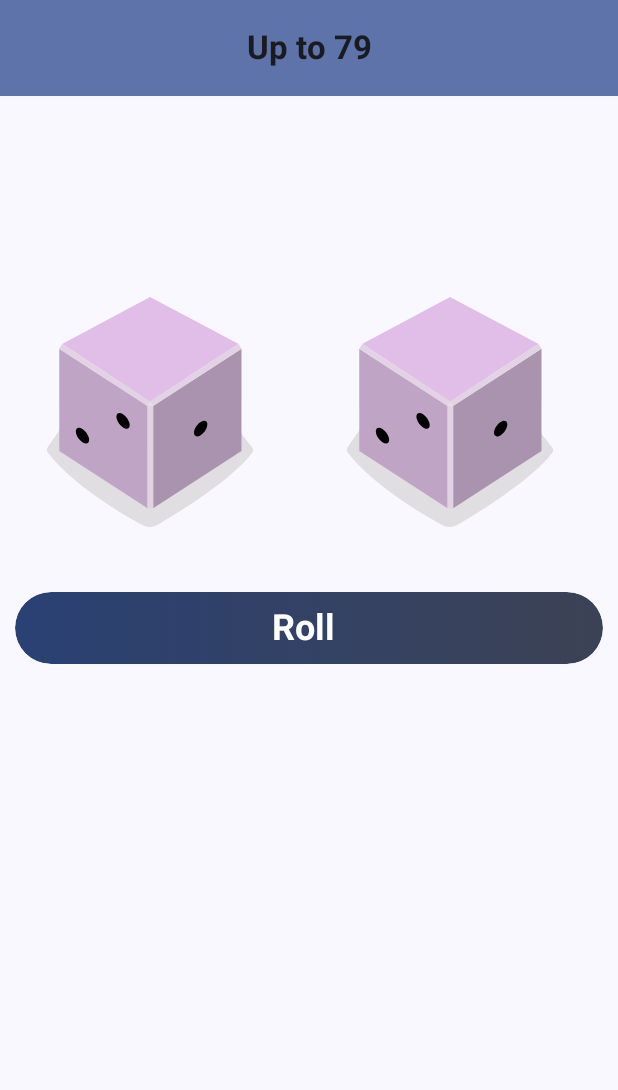
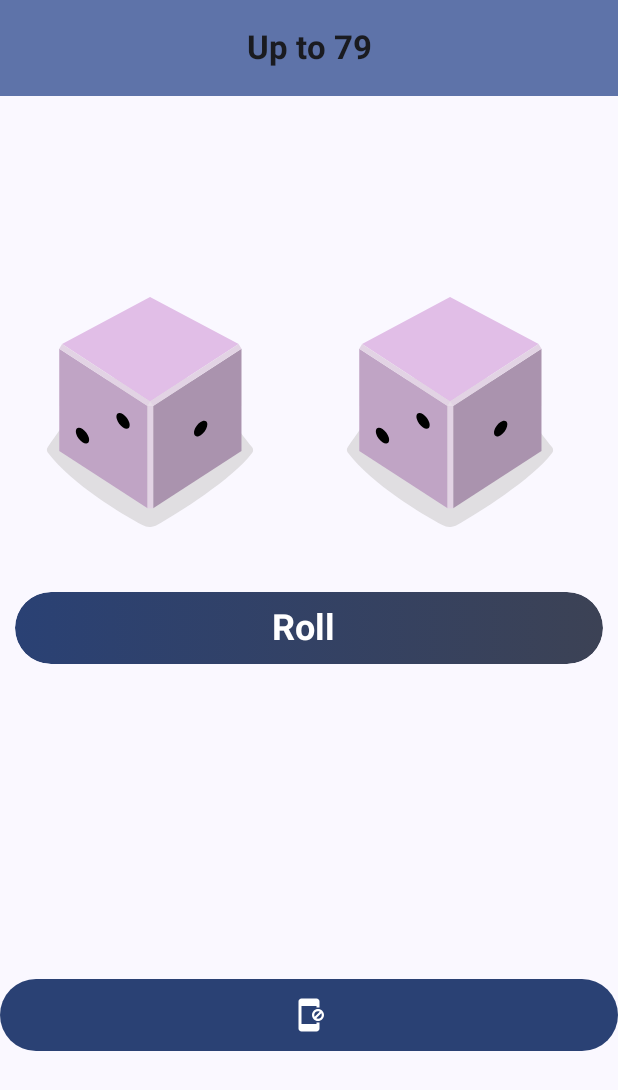
Before and after one commit to pointofStudio/Randomizer, an Android app built with Jetpack Compose: the composable Settantanove shown on its own in the app's theme, on a phone screen of 412 x 824 dp. Shown: the top 1090 px of the screen. Run offline under Robolectric (Android 15) with nearby library versions, the phone set to English and light mode, and no system bars; 1 statement that could not run was skipped.

Commit message:
Riaggiunto il tasto CrashButtonScreen

```diff
--- a/app/src/main/java/com/pointOf/randomizer/Screens/Settantanove.kt
+++ b/app/src/main/java/com/pointOf/randomizer/Screens/Settantanove.kt
@@ -18,6 +18,7 @@ import androidx.compose.foundation.shape.RoundedCornerShape
 import androidx.compose.material3.Button
 import androidx.compose.material3.CenterAlignedTopAppBar
 import androidx.compose.material3.ExperimentalMaterial3Api
+import androidx.compose.material3.Icon
 import androidx.compose.material3.MaterialTheme
 import androidx.compose.material3.Scaffold
 import androidx.compose.material3.Surface
@@ -83,7 +84,7 @@ fun Settantanove() {
                 Spacer(modifier = Modifier.height(55.dp))
                 SettantanoveData()
                 Spacer(modifier = Modifier.height(200.dp))
-//                CrashButtonScreen()
+                CrashButtonScreen()
             }
 
         }
@@ -94,8 +95,19 @@ fun Settantanove() {
 }
 
 
-
-
+@Composable
+fun CrashButtonScreen() {
+    Button(
+        onClick = {
+            throw RuntimeException("Test Crash") // Forza un crash
+        },
+        modifier = Modifier
+            .fillMaxWidth()
+            .heightIn(48.dp),
+    ) {
+        Icon(painter = painterResource(R.drawable.round_app_blocking_24), contentDescription = null)
+    }
+}
 
 
 @Composable
```
Also changed, not shown: 1 other file.
